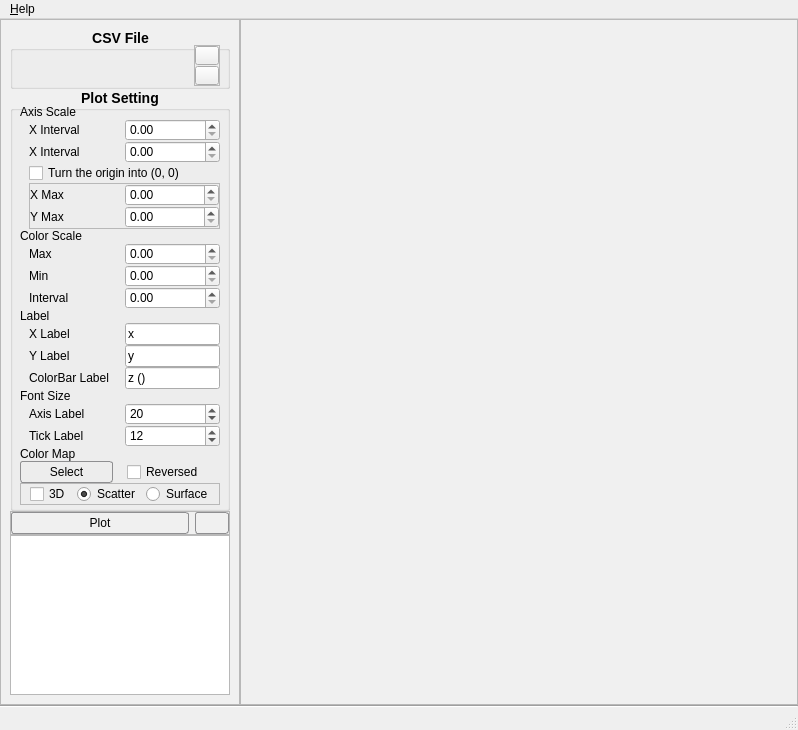
Qt form designer/MainWindow.ui (Yolyne/Csv-Heatmapper) before a commit.
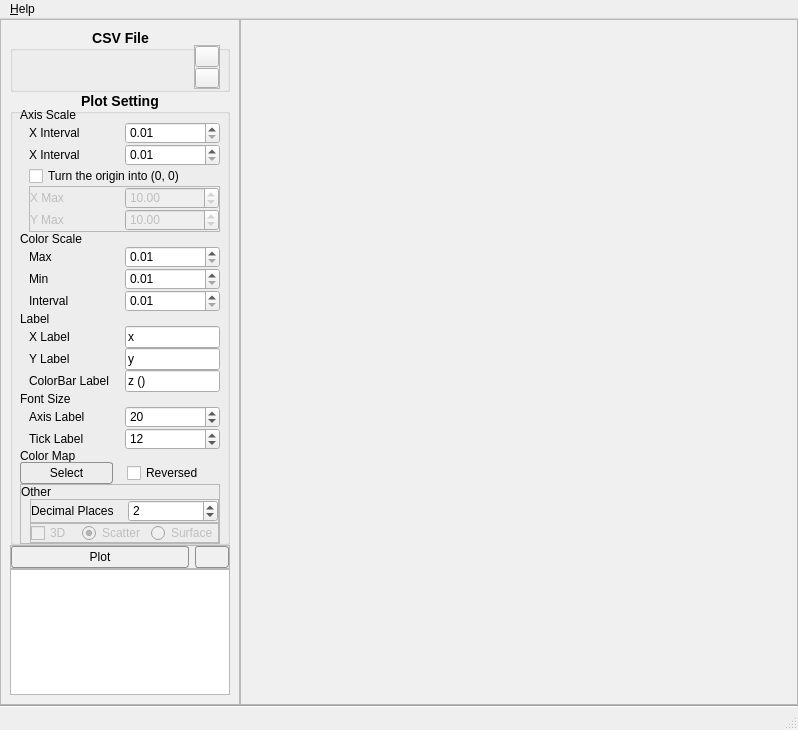
The same form after that commit. Icons and pictures are not drawn.

Commit message: add xMax, yMax and decimal places

```diff
--- a/designer/MainWindow.ui
+++ b/designer/MainWindow.ui
@@ -363,6 +363,9 @@
                        <height>12</height>
                       </size>
                      </property>
+                     <property name="minimum">
+                      <double>0.010000000000000</double>
+                     </property>
                     </widget>
                    </item>
                    <item row="0" column="0">
@@ -380,10 +383,16 @@
                        <height>12</height>
                       </size>
                      </property>
+                     <property name="minimum">
+                      <double>0.010000000000000</double>
+                     </property>
                     </widget>
                    </item>
                    <item row="3" column="0" colspan="2">
                     <widget class="QFrame" name="frame_axisMax">
+                     <property name="enabled">
+                      <bool>false</bool>
+                     </property>
                      <property name="sizePolicy">
                       <sizepolicy hsizetype="Expanding" vsizetype="Preferred">
                        <horstretch>0</horstretch>
@@ -421,6 +430,9 @@
                       </item>
                       <item row="0" column="1">
                        <widget class="QDoubleSpinBox" name="doubleSpinBox_xMax">
+                        <property name="enabled">
+                         <bool>false</bool>
+                        </property>
                         <property name="minimumSize">
                          <size>
                           <width>0</width>
@@ -430,6 +442,12 @@
                         <property name="focusPolicy">
                          <enum>Qt::NoFocus</enum>
                         </property>
+                        <property name="minimum">
+                         <double>0.010000000000000</double>
+                        </property>
+                        <property name="value">
+                         <double>10.000000000000000</double>
+                        </property>
                        </widget>
                       </item>
                       <item row="1" column="0">
@@ -441,6 +459,9 @@
                       </item>
                       <item row="1" column="1">
                        <widget class="QDoubleSpinBox" name="doubleSpinBox_yMax">
+                        <property name="enabled">
+                         <bool>false</bool>
+                        </property>
                         <property name="minimumSize">
                          <size>
                           <width>0</width>
@@ -450,6 +471,12 @@
                         <property name="focusPolicy">
                          <enum>Qt::NoFocus</enum>
                         </property>
+                        <property name="minimum">
+                         <double>0.010000000000000</double>
+                        </property>
+                        <property name="value">
+                         <double>10.000000000000000</double>
+                        </property>
                        </widget>
                       </item>
                      </layout>
@@ -539,6 +566,9 @@
                        <height>12</height>
                       </size>
                      </property>
+                     <property name="minimum">
+                      <double>0.010000000000000</double>
+                     </property>
                     </widget>
                    </item>
                    <item row="3" column="0">
@@ -563,6 +593,9 @@
                        <height>12</height>
                       </size>
                      </property>
+                     <property name="minimum">
+                      <double>0.010000000000000</double>
+                     </property>
                     </widget>
                    </item>
                    <item row="3" column="2">
@@ -573,6 +606,9 @@
                        <height>12</height>
                       </size>
                      </property>
+                     <property name="minimum">
+                      <double>0.010000000000000</double>
+                     </property>
                     </widget>
                    </item>
                    <item row="0" column="0">
@@ -976,7 +1012,109 @@
               </widget>
              </item>
              <item>
+              <widget class="QFrame" name="frame_4">
+               <property name="frameShape">
+                <enum>QFrame::StyledPanel</enum>
+               </property>
+               <property name="frameShadow">
+                <enum>QFrame::Raised</enum>
+               </property>
+               <layout class="QVBoxLayout" name="verticalLayout_6">
+                <property name="spacing">
+                 <number>0</number>
+                </property>
+                <property name="leftMargin">
+                 <number>0</number>
+                </property>
+                <property name="topMargin">
+                 <number>0</number>
+                </property>
+                <property name="rightMargin">
+                 <number>0</number>
+                </property>
+                <property name="bottomMargin">
+                 <number>0</number>
+                </property>
+                <item>
+                 <widget class="QLabel" name="label">
+                  <property name="sizePolicy">
+                   <sizepolicy hsizetype="Fixed" vsizetype="Preferred">
+                    <horstretch>0</horstretch>
+                    <verstretch>0</verstretch>
+                   </sizepolicy>
+                  </property>
+                  <property name="text">
+                   <string>Other</string>
+                  </property>
+                  <property name="class" stdset="0">
+                   <string>bold</string>
+                  </property>
+                 </widget>
+                </item>
+                <item>
+                 <widget class="QWidget" name="widget_6" native="true">
+                  <layout class="QVBoxLayout" name="verticalLayout_7">
+                   <property name="spacing">
+                    <number>0</number>
+                   </property>
+                   <property name="topMargin">
+                    <number>0</number>
+                   </property>
+                   <property name="rightMargin">
+                    <number>0</number>
+                   </property>
+                   <property name="bottomMargin">
+                    <number>0</number>
+                   </property>
+                   <item>
+                    <widget class="QFrame" name="frame_6">
+                     <property name="frameShape">
+                      <enum>QFrame::StyledPanel</enum>
+                     </property>
+                     <property name="frameShadow">
+                      <enum>QFrame::Raised</enum>
+                     </property>
+                     <layout class="QHBoxLayout" name="horizontalLayout_5">
+                      <property name="leftMargin">
+                       <number>0</number>
+                      </property>
+                      <property name="topMargin">
+                       <number>0</number>
+                      </property>
+                      <property name="rightMargin">
+                       <number>0</number>
+                      </property>
+                      <property name="bottomMargin">
+                       <number>0</number>
+                      </property>
+                      <item>
+                       <widget class="QLabel" name="label_2">
+                        <property name="text">
+                         <string>Decimal Places</string>
+                        </property>
+                       </widget>
+                      </item>
+                      <item>
+                       <widget class="QSpinBox" name="spinBox_decimalPlaces">
+                        <property name="minimum">
+                         <number>1</number>
+                        </property>
+                        <property name="maximum">
+                         <number>12</number>
+                        </property>
+                        <property name="value">
+                         <number>2</number>
+                        </property>
+                       </widget>
+                      </item>
+                     </layout>
+                    </widget>
+                   </item>
+                   <item>
               <widget class="QFrame" name="frame_3">
+                     <property name="enabled">
+                      <bool>false</bool>
+                     </property>
                <property name="sizePolicy">
                 <sizepolicy hsizetype="Preferred" vsizetype="Fixed">
                  <horstretch>0</horstretch>
@@ -996,9 +1134,15 @@
                 <enum>QFrame::Raised</enum>
                </property>
                <layout class="QHBoxLayout" name="horizontalLayout">
+                      <property name="leftMargin">
+                       <number>0</number>
+                      </property>
                 <property name="topMargin">
                  <number>0</number>
                 </property>
+                      <property name="rightMargin">
+                       <number>0</number>
+                      </property>
                 <property name="bottomMargin">
                  <number>0</number>
                 </property>
@@ -1032,6 +1176,12 @@
             </layout>
            </widget>
           </item>
+               </layout>
+              </widget>
+             </item>
+            </layout>
+           </widget>
+          </item>
           <item>
            <widget class="QFrame" name="frame_buttons">
             <property name="sizePolicy">
@@ -1097,6 +1247,18 @@
           </item>
           <item>
            <widget class="QListWidget" name="listWidget">
+            <property name="sizePolicy">
+             <sizepolicy hsizetype="Expanding" vsizetype="Fixed">
+              <horstretch>0</horstretch>
+              <verstretch>0</verstretch>
+             </sizepolicy>
+            </property>
+            <property name="maximumSize">
+             <size>
+              <width>16777215</width>
+              <height>126</height>
+             </size>
+            </property>
             <property name="focusPolicy">
              <enum>Qt::NoFocus</enum>
             </property>
```
Lines whose indentation alone changed are shown as unchanged. The commit also changes 3 other files.
